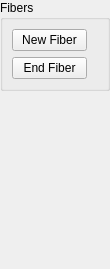
nci/drishti, file tools/paint-graphcut/fibersmenu.ui: the form before one commit.
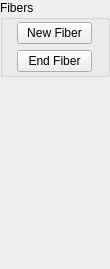
The form after the commit.

What changed in the file:
```diff
--- a/tools/paint-graphcut/fibersmenu.ui
+++ b/tools/paint-graphcut/fibersmenu.ui
@@ -46,8 +46,20 @@
      <property name="title">
       <string>Fibers</string>
      </property>
-     <layout class="QVBoxLayout" name="verticalLayout_2">
-      <item>
+     <layout class="QGridLayout" name="gridLayout">
+      <property name="leftMargin">
+       <number>2</number>
+      </property>
+      <property name="topMargin">
+       <number>2</number>
+      </property>
+      <property name="rightMargin">
+       <number>2</number>
+      </property>
+      <property name="bottomMargin">
+       <number>2</number>
+      </property>
+      <item row="0" column="0">
        <widget class="QPushButton" name="newfiber">
         <property name="maximumSize">
          <size>
@@ -60,7 +72,7 @@
         </property>
        </widget>
       </item>
-      <item>
+      <item row="1" column="0">
        <widget class="QPushButton" name="endfiber">
         <property name="maximumSize">
          <size>
```
